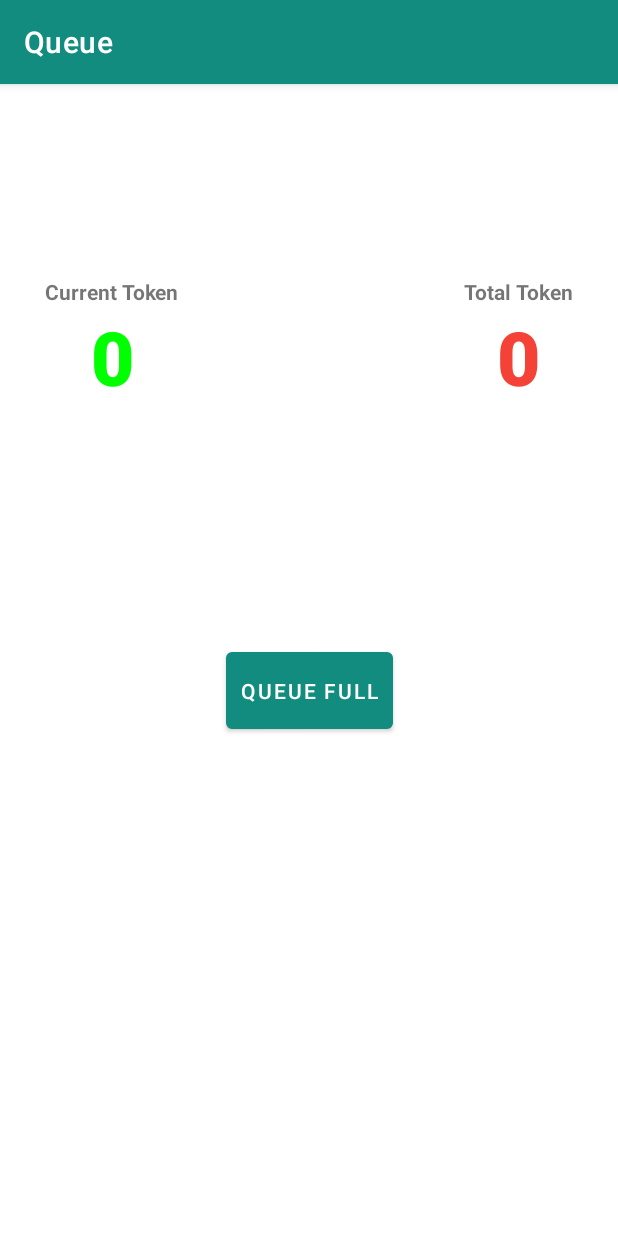
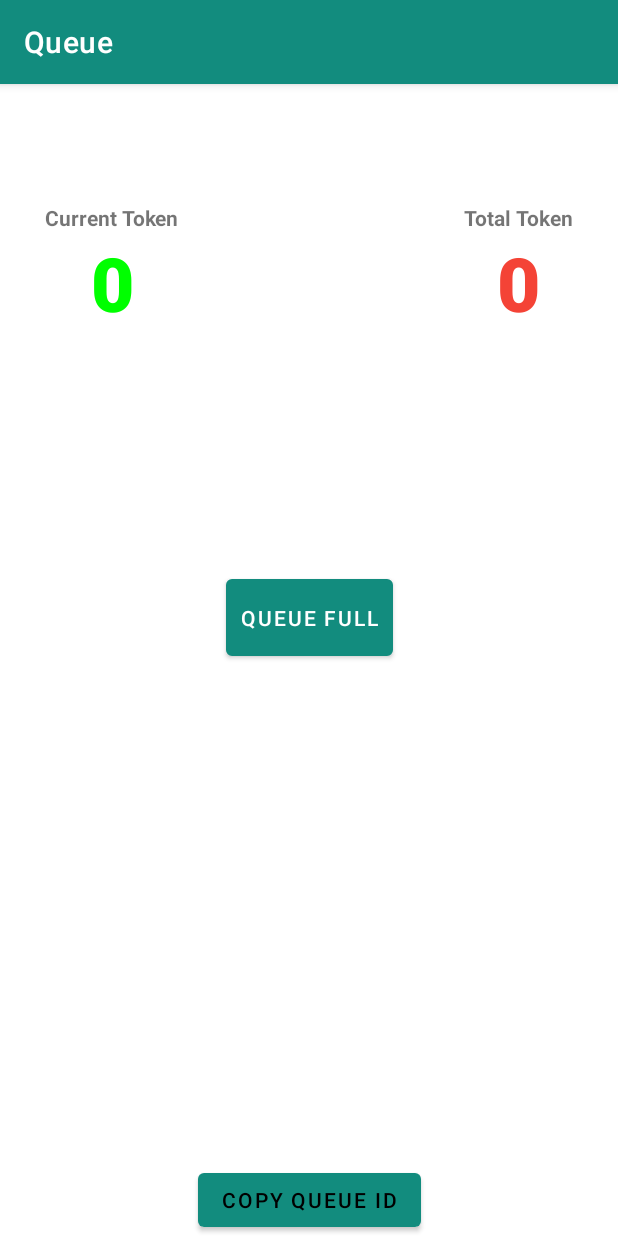
Before and after one commit to shubhamgarg1671/Queue, an Android app: the yourQueueActivity screen opened directly, with no data from a screen before it, on a phone screen of 412 x 824 dp. Run offline under Robolectric (Android 15) with nearby library versions, the phone set to English and light mode, and no system bars; our stand-ins replace Firebase (no records; nobody signed in at launch, a user with empty details on screens opened directly); 9 statements that could not run were skipped.

Commit message:
Queue Title fixed

```diff
--- a/app/src/main/java/com/example/queue/fragment/tab_2.kt
+++ b/app/src/main/java/com/example/queue/fragment/tab_2.kt
@@ -1,6 +1,5 @@
 package com.example.queue.fragment
 
-import android.content.Context
 import android.content.Intent
 import android.os.Bundle
 import android.provider.AlarmClock.EXTRA_MESSAGE
@@ -15,11 +14,7 @@ import android.widget.Toast
 import com.example.queue.R
 import com.example.queue.yourQueueActivity
 import com.google.firebase.auth.FirebaseAuth
-import com.google.firebase.database.DataSnapshot
-import com.google.firebase.database.DatabaseError
 import com.google.firebase.database.FirebaseDatabase
-import com.google.firebase.database.ValueEventListener
-import com.google.firebase.ktx.Firebase
 
 // TODO: Rename parameter arguments, choose names that match
 // the fragment initialization parameters, e.g. ARG_ITEM_NUMBER
@@ -68,7 +63,6 @@ class tab_2 : Fragment() {
 
             if (averageTime == null) {
                 averageTime = 2
-                Toast.makeText(requireActivity(),"averageTime sets to default 2 min",Toast.LENGTH_LONG).show()
             }
 
             var myRef = database.getReference("queue")
--- a/app/src/main/java/com/example/queue/yourQueueActivity.kt
+++ b/app/src/main/java/com/example/queue/yourQueueActivity.kt
@@ -13,6 +13,7 @@ import android.view.View
 import android.widget.Button
 import android.widget.ImageView
 import android.widget.TextView
+import android.widget.Toast
 import androidx.appcompat.app.AppCompatActivity
 import com.google.firebase.database.DataSnapshot
 import com.google.firebase.database.DatabaseError
@@ -30,14 +31,10 @@ class yourQueueActivity : AppCompatActivity() {
     override fun onCreate(savedInstanceState: Bundle?) {
         super.onCreate(savedInstanceState)
         setContentView(R.layout.activity_your_queue)
-        val queueID = intent.getStringExtra(EXTRA_MESSAGE)
+        val queueID = intent.getStringExtra(EXTRA_MESSAGE)!!
         val currentToken:TextView = findViewById(R.id.cuurentTokenYourQueue)
         val totalTokan:TextView = findViewById(R.id.totalToken)
-        val clipboard: ClipboardManager =
-            getSystemService(Context.CLIPBOARD_SERVICE) as ClipboardManager
-        val clip = ClipData.newPlainText(label.toString(), queueID)
-        clipboard.setPrimaryClip(clip)
-
+        copyToClipBoard(queueID)
         val myRef = database.getReference("queue/$queueID")
 
         val callNext:Button = findViewById(R.id.callNext)
@@ -68,6 +65,8 @@ class yourQueueActivity : AppCompatActivity() {
                 val value = dataSnapshot.getValue()
                 Log.d(TAG, "Value is: $value")
                 val queueTitle = dataSnapshot.child("queueTitle").value.toString()
+                val textViewQueueTitle:TextView = findViewById(R.id.textQueueTitle)
+                textViewQueueTitle.setText(queueTitle)
                 val totalTokenInt: Int =
                     dataSnapshot.child("totalToken").value.toString().toInt()
                 totalTokan.text = totalTokenInt.toString()
@@ -103,12 +102,17 @@ class yourQueueActivity : AppCompatActivity() {
             e.printStackTrace()
         }
 
-    }
-    private fun updateData(queueID: String, newlyJoined:Boolean) {
-
-        var newlyJoined = newlyJoined   // Don't know why but without this newlyJoined is val so I can not change it's value
-        //database reference
-
+        val copyQueueIDButton:Button = findViewById(R.id.copyQueueIDButton)
+        copyQueueIDButton.setOnClickListener {
+            copyToClipBoard(queueID)
+            Toast.makeText(this,"Queue ID copied",Toast.LENGTH_SHORT).show()
+        }
     }
 
+    private fun copyToClipBoard(queueID: String) {
+        val clipboard: ClipboardManager =
+            getSystemService(Context.CLIPBOARD_SERVICE) as ClipboardManager
+        val clip = ClipData.newPlainText(label.toString(), queueID)
+        clipboard.setPrimaryClip(clip)
+    }
 }
--- a/app/src/main/res/layout/activity_your_queue.xml
+++ b/app/src/main/res/layout/activity_your_queue.xml
@@ -11,17 +11,9 @@
         android:layout_width="match_parent"
         android:layout_height="wrap_content"
         android:layout_margin="30dp"
-        android:textIsSelectable="true"
+        android:textStyle="bold"
+        android:textAlignment="center"
         app:layout_constraintTop_toTopOf="parent" />
-
-
-    <TextView
-        android:id="@+id/textQueueID"
-        android:layout_width="match_parent"
-        android:layout_height="wrap_content"
-        android:layout_margin="30dp"
-        android:textIsSelectable="true"
-        app:layout_constraintTop_toBottomOf="@+id/textQueueTitle" />
 
     <TextView
         android:id="@+id/textcurrentTokenYourQueue"
@@ -31,7 +23,7 @@
         android:text="Current Token"
         android:textStyle="bold"
         app:layout_constraintStart_toStartOf="parent"
-        app:layout_constraintTop_toBottomOf="@+id/textQueueID" />
+        app:layout_constraintTop_toBottomOf="@+id/textQueueTitle" />
 
     <TextView
         android:id="@+id/cuurentTokenYourQueue"
@@ -54,7 +46,7 @@
         android:text="Total Token"
         android:textStyle="bold"
         app:layout_constraintEnd_toEndOf="parent"
-        app:layout_constraintTop_toBottomOf="@+id/textQueueID" />
+        app:layout_constraintTop_toBottomOf="@+id/textQueueTitle" />
 
     <TextView
         android:id="@+id/totalToken"
@@ -106,9 +98,17 @@
         android:layout_height="wrap_content"
         android:layout_margin="5dp"
         android:src="@drawable/smille"
-        app:layout_constraintBottom_toBottomOf="parent"
+        app:layout_constraintBottom_toTopOf="@+id/copyQueueIDButton"
         app:layout_constraintRight_toRightOf="parent"
         app:layout_constraintLeft_toLeftOf="parent"
         app:layout_constraintTop_toBottomOf="@+id/queueFull" />
 
+    <Button
+        android:id="@+id/copyQueueIDButton"
+        android:layout_width="wrap_content"
+        android:layout_height="wrap_content"
+        android:text="Copy Queue ID"
+        app:layout_constraintBottom_toBottomOf="parent"
+        app:layout_constraintEnd_toEndOf="parent"
+        app:layout_constraintStart_toStartOf="parent" />
 </androidx.constraintlayout.widget.ConstraintLayout>
--- a/app/src/main/res/layout/fragment_tab_2.xml
+++ b/app/src/main/res/layout/fragment_tab_2.xml
@@ -23,6 +23,8 @@
         android:layout_width="match_parent"
         android:layout_height="wrap_content"
         android:layout_margin="10dp"
+        android:maxLines="1"
+        android:inputType="text"
         android:hint="Example: Coffee Shop"
         app:layout_constraintTop_toBottomOf="@+id/textViewQueueTitile" />
 
```
